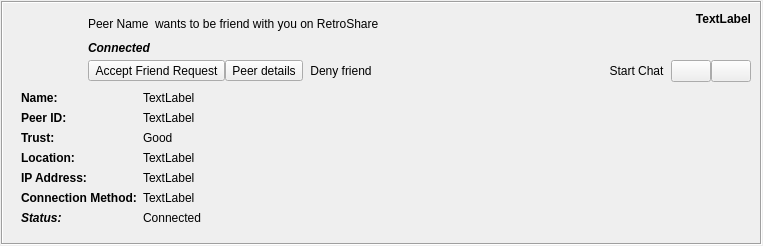
First picture: the form in retroshare-gui/src/gui/feeds/SecurityItem.ui, repository RetroShare/RetroShare, before the edit.
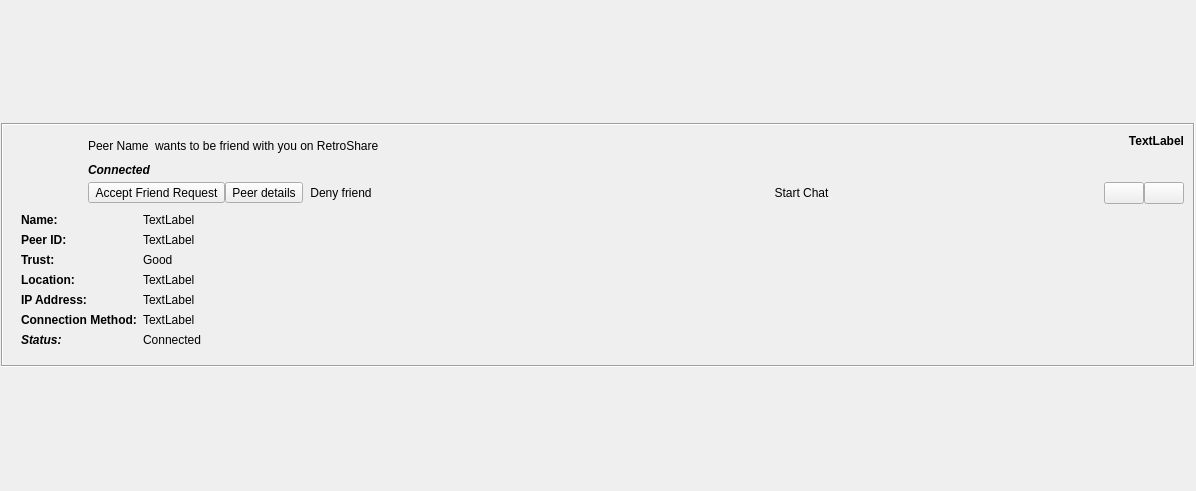
Second picture: the form after the edit. Icons and pictures are not drawn. Custom widgets are drawn as their Qt base class.

Patch:
```diff
--- a/retroshare-gui/src/gui/feeds/SecurityItem.ui
+++ b/retroshare-gui/src/gui/feeds/SecurityItem.ui
@@ -6,8 +6,8 @@
    <rect>
     <x>0</x>
     <y>0</y>
-    <width>763</width>
-    <height>246</height>
+    <width>1196</width>
+    <height>491</height>
    </rect>
   </property>
   <layout class="QGridLayout">
```
Left out of the diff: 14 changed lines with no effect on the pictures.
